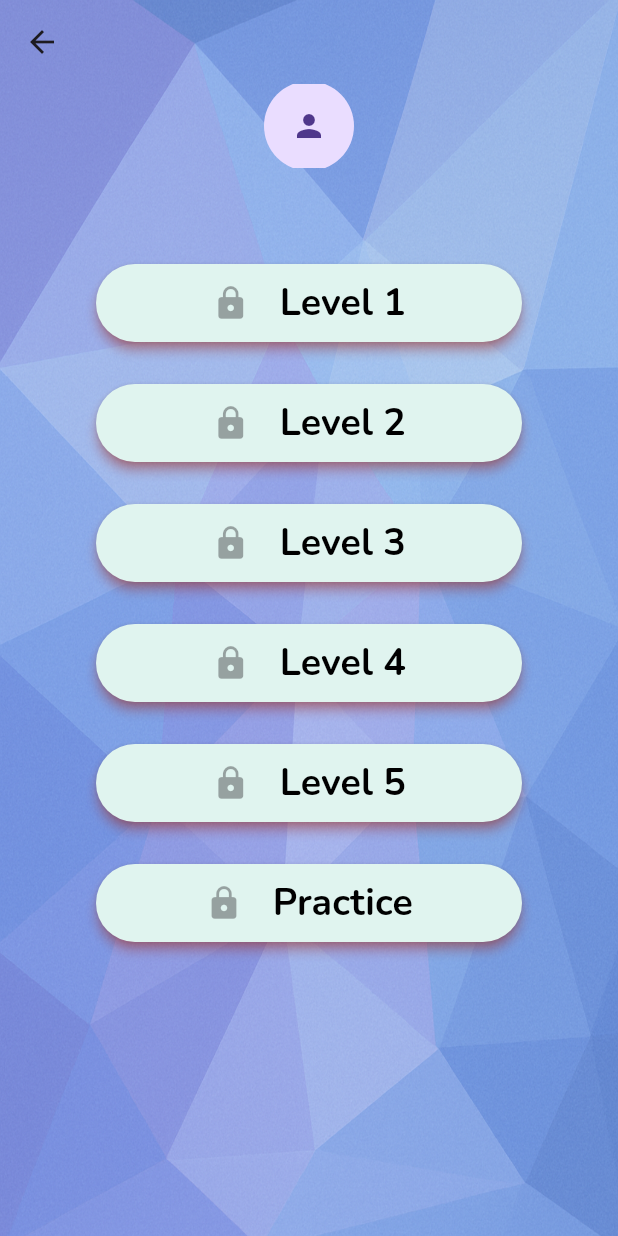
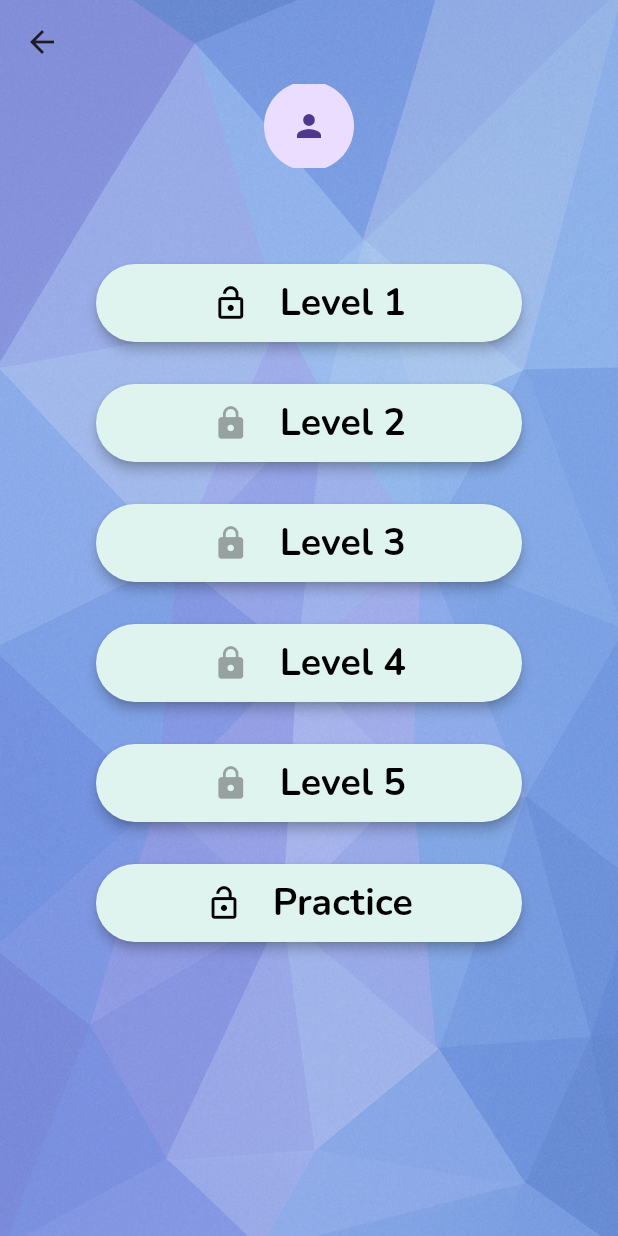
Before and after one commit to SanjiKun-Santhosh/flash_math, a Flutter app: the Levels screen opened directly with empty values, on a phone screen of 412 x 824 dp. Run offline on Flutter 3.47's test engine with Material 3 defaults, Android fonts, the phone set to English and light mode, and no system bars; our stand-ins replace animated_text_kit, cloud_firestore, confetti, firebase_auth, firebase_core, flutter_spinkit and 5 more; accounts and stored records are empty.

Commit message:
Updated levels for each game

```diff
--- a/lib/games/custom_level.dart
+++ b/lib/games/custom_level.dart
@@ -1,4 +1,4 @@
-import 'package:flash_math/games/substraction.dart';
+import 'package:flash_math/games/subtraction.dart';
 import 'package:flash_math/screens/template.dart';
 import 'package:flash_math/shared/constants.dart';
 import 'package:flutter/material.dart';
@@ -31,7 +31,7 @@ class _CustomLevelState extends State<CustomLevel> {
           timerSetting: _timer,
         );
       case "Substraction":
-        return Substraction(
+        return Subtraction(
           levelType: practiceLevel,
           min: _min,
           max: _max,
--- a/lib/games/levels.dart
+++ b/lib/games/levels.dart
@@ -1,6 +1,6 @@
 import 'package:flash_math/games/complex.dart';
 import 'package:flash_math/games/flash.dart';
-import 'package:flash_math/games/substraction.dart';
+import 'package:flash_math/games/subtraction.dart';
 import 'package:flash_math/models/game_record.dart';
 import 'package:flash_math/screens/template.dart';
 import 'package:flash_math/shared/constants.dart';
@@ -22,25 +22,38 @@ class Levels extends StatefulWidget {
 }
 
 class _LevelsState extends State<Levels> {
-  Map<String, bool>? _gameLevelList;
+  Map<String, bool> _gameLevelList = {};
+  String? _errorMessage;
+  bool _loading = true;
 
   @override
   void initState() {
     super.initState();
+    _setupLevels();
+  }
+
+  void _setupLevels() {
     WidgetsBinding.instance.addPostFrameCallback((_) {
       final mathUser = context.read<MathUser?>();
-      final userRecord = context.read<UserRecord?>();
+      final userRecord = Provider.of<UserRecord?>(context, listen: false);
+      if (userRecord == null) {
+        setState(() {
+          _loading = false;
+          _errorMessage = "No user Record found!";
+        });
+        return;
+      }
       if (mathUser != null) {
         context.read<HiveService>().loadProfileImage(mathUser.uid);
       }
-
-      if (userRecord != null) {
-        GameRecord? record =
-            userRecord.gameRecord?[widget.gameType.toLowerCase()];
-        _gameLevelList = record?.gameData ?? {};
-      } else {
-        _gameLevelList = gameTypesInitialisation(widget.gameType.toLowerCase()).gameData;
-      }
+      GameRecord? gameObject =
+          userRecord.gameRecord?[widget.gameType.toLowerCase()];
+      setState(() {
+        _gameLevelList =
+            gameObject?.gameData ??
+            gameTypesInitialisation(widget.gameType.toLowerCase()).gameData;
+        _loading = false;
+      });
     });
   }
 
@@ -48,8 +61,8 @@ class _LevelsState extends State<Levels> {
     switch (widget.gameType) {
       case "Addition":
         return Addition(levelType: level);
-      case "Substraction":
-        return Substraction(levelType: level);
+      case "Subtraction":
+        return Subtraction(levelType: level);
       case "Complex":
         return Complex(levelType: level);
       case "Flash":
@@ -64,6 +77,41 @@ class _LevelsState extends State<Levels> {
   @override
   Widget build(BuildContext context) {
     final hiveService = context.watch<HiveService>();
+    if (_loading) {
+      return const Template(
+        child: Scaffold(
+          backgroundColor: Colors.transparent,
+          body: Center(child: CircularProgressIndicator()),
+        ),
+      );
+    }
+    if (_errorMessage != null) {
+      return Template(
+        child: Scaffold(
+          backgroundColor: Colors.transparent,
+          body: Center(
+            child: Column(
+              mainAxisAlignment: MainAxisAlignment.center,
+              children: [
+                Icon(Icons.error_outline, size: 64, color: Colors.red),
+                SizedBox(height: 16),
+                Text(
+                  _errorMessage!,
+                  style: TextStyle(fontSize: 16),
+                  textAlign: TextAlign.center,
+                ),
+                SizedBox(height: 16),
+                ElevatedButton(
+                  onPressed: () => Navigator.pop(context),
+                  child: Text("Go Back"),
+                ),
+              ],
+            ),
+          ),
+        ),
+      );
+    }
+
     return Template(
       child: Scaffold(
         appBar: AppBar(
@@ -95,7 +143,7 @@ class _LevelsState extends State<Levels> {
             margin: const EdgeInsets.all(15),
             child: Column(
               children: levelList.keys.map((level) {
-                bool levelBool = _gameLevelList?[level] ?? false;
+                bool levelBool = _gameLevelList[level] ?? false;
                 return Column(
                   children: [
                     Card(
@@ -103,7 +151,7 @@ class _LevelsState extends State<Levels> {
                         borderRadius: BorderRadius.circular(30),
                       ),
                       elevation: 3.0,
-                      shadowColor: Colors.red,
+                      shadowColor: Colors.black,
                       surfaceTintColor: Colors.greenAccent,
                       color: const Color(0xFFeaf4f4),
                       clipBehavior: Clip.hardEdge,
@@ -121,6 +169,7 @@ class _LevelsState extends State<Levels> {
                                     ),
                                   );
                                 } else {
+                                  print(level);
                                   Navigator.push(
                                     context,
                                     MaterialPageRoute<void>(
@@ -136,8 +185,12 @@ class _LevelsState extends State<Levels> {
                           mainAxisAlignment: MainAxisAlignment.center,
                           children: [
                             levelBool
-                                ? Icon(Icons.lock_open_outlined,color: Colors.black,size: 25,)
-                                : Icon(Icons.lock,size: 25,),
+                                ? Icon(
+                                    Icons.lock_open_outlined,
+                                    color: Colors.black,
+                                    size: 25,
+                                  )
+                                : Icon(Icons.lock, size: 25),
                             SizedBox(width: 20),
                             Text(
                               level,
--- a/lib/games/switchGames.dart
+++ b/lib/games/switchGames.dart
@@ -33,7 +33,7 @@ class _SwitchGamesState extends State<SwitchGames> {
       switch (widget.gameChosen) {
         case "Addition":
           return Levels(gameType: widget.gameChosen);
-        case "Substraction":
+        case "Subtraction":
           return Levels(gameType: widget.gameChosen);
         case "Complex":
           return Levels(gameType: widget.gameChosen);
--- a/lib/screens/listOfGames.dart
+++ b/lib/screens/listOfGames.dart
@@ -7,7 +7,7 @@ class ListOfGames extends StatelessWidget {
 
   const ListOfGames({super.key, required this.fontSize});
 
-  List<String> get _gamesList => ["Addition", "Substraction", "Complex","Flash"];
+  List<String> get _gamesList => ["Addition", "Subtraction", "Complex","Flash"];
 
   @override
   Widget build(BuildContext context) {
@@ -29,7 +29,7 @@ class ListOfGames extends StatelessWidget {
                         ),
                       ),
                       elevation: 5.0,
-                      shadowColor: Colors.red,
+                      shadowColor: Colors.black,
                       surfaceTintColor: Colors.greenAccent,
                       color: const Color(0xFFeaf4f4),
 
@@ -44,7 +44,6 @@ class ListOfGames extends StatelessWidget {
                             ),
                           );
                         },
-
                         splashColor: Colors.blue.withAlpha(50),
                         child: SizedBox(
                           width: 250,
--- a/lib/screens/login.dart
+++ b/lib/screens/login.dart
@@ -26,9 +26,8 @@ class _LoginState extends State<Login> {
 
   @override
   void initState() {
-    // TODO: implement initState
     super.initState();
-   // _auth.attemptSilentSignIn();
+
   }
 
   @override
--- a/lib/screens/profile/profile_support.dart
+++ b/lib/screens/profile/profile_support.dart
@@ -51,7 +51,9 @@ class RecordBottomSheet {
                           child: Row(
                             mainAxisAlignment: MainAxisAlignment.center,
                             children: [
-                              AnimatedTextKit(animatedTexts: [
+                              AnimatedTextKit(
+                                  repeatForever: false,
+                                  animatedTexts: [
                                 TyperAnimatedText(
                                   entry.key.toUpperCase(),
                                   textStyle: TextStyle(
--- a/lib/shared/constants.dart
+++ b/lib/shared/constants.dart
@@ -7,7 +7,7 @@ class ImageGallery {
   static const profilePicture = "assets/images/default_profile_picture.jpg";
 }
 
-enum GameTypes { addition, substraction, complex, flash }
+enum GameTypes { addition, subtraction, complex, flash }
 
 class GameOutputTexts {
   static const personalBest = "Your personal best is ";
@@ -62,7 +62,7 @@ const Map<String, String> levelList = {
 final List levelListKeys = levelList.keys.toList();
 const String practiceLevel = "Practice";
 const int defaultTimerSetting = 30;
-const int defaultLevelUpAt = 2;
+const int defaultLevelUpAt = 25;
 const int maximumLevelUpAt = 10000;
 const int minimumForRandomGen = 0;
 const int maximumForRandomGen = 100;
@@ -86,7 +86,7 @@ GameRecord gameTypesInitialisation(String gameMode){
 
 final Map<String,GameRecord> gameRecordInitialization={
   "addition": gameTypesInitialisation("addition"),
-  "substraction": gameTypesInitialisation("substraction"),
+  "subtraction": gameTypesInitialisation("subtraction"),
   "complex": gameTypesInitialisation("complex"),
   "flash": gameTypesInitialisation("flash"),
 };
```
Also changed, not shown: lib/games/addition.dart (+17 -9 lines), lib/games/complex.dart (+17 -8 lines), lib/games/flash.dart (+15 -7 lines), lib/games/subtraction.dart (renamed from lib/games/substraction.dart, +16 -11 lines), lib/main.dart (+20 -11 lines), lib/screens/confetti.dart (+19 -13 lines), lib/screens/custom_sheets.dart (+38 -8 lines), lib/screens/home.dart (+3 -4 lines), lib/screens/register.dart (+7 -2 lines), lib/services/auth.dart (+6 -2 lines), 3 other files.
